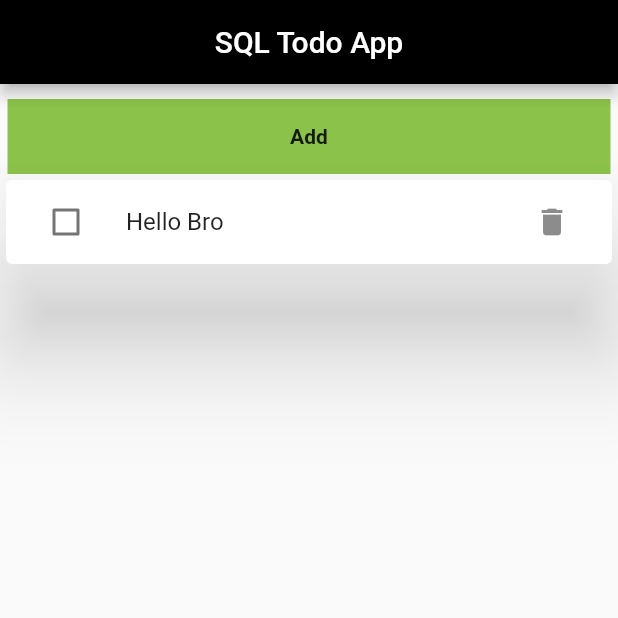
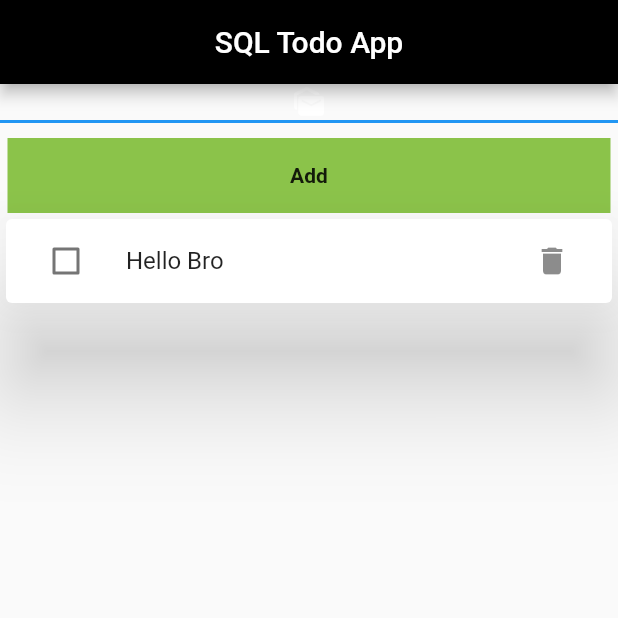
Before and after one commit to edewindt/todo_sqlflite, a Flutter app: the screen it shows after launch, on a phone screen of 412 x 824 dp, the top half of it. Run offline on Flutter 3.47's test engine with Material 2 defaults, Android fonts, the light colour scheme and no system bars.

Commit message:
added tab bar with no errors

```diff
--- a/lib/main.dart
+++ b/lib/main.dart
@@ -1,4 +1,5 @@
 import 'package:flutter/material.dart';
+import 'package:todo_sqlflite/tabs.dart';
 import 'package:todo_sqlflite/todo_list.dart';
 
 void main() {
@@ -12,6 +13,6 @@ class TodoApp extends StatelessWidget {
   Widget build(BuildContext context) {
     return Scaffold(
         appBar: AppBar(title: const Text("SQL Todo App"), centerTitle: true,backgroundColor: Colors.black,),
-        body: const TodoList());
+        body: const TabScreen());
   }
 }
--- /dev/null
+++ b/lib/tabs.dart
@@ -0,0 +1,11 @@
+import 'package:flutter/material.dart';
+import 'package:todo_sqlflite/todo_list.dart';
+
+class TabScreen extends StatelessWidget {
+  const TabScreen({super.key});
+
+  @override
+  Widget build(BuildContext context) {
+    return DefaultTabController(length: 1,child: Scaffold(appBar: TabBar(tabs: [Icon(Icons.mark_as_unread)]), body: TabBarView(children: [TodoList()]),));
+  }
+}
```
